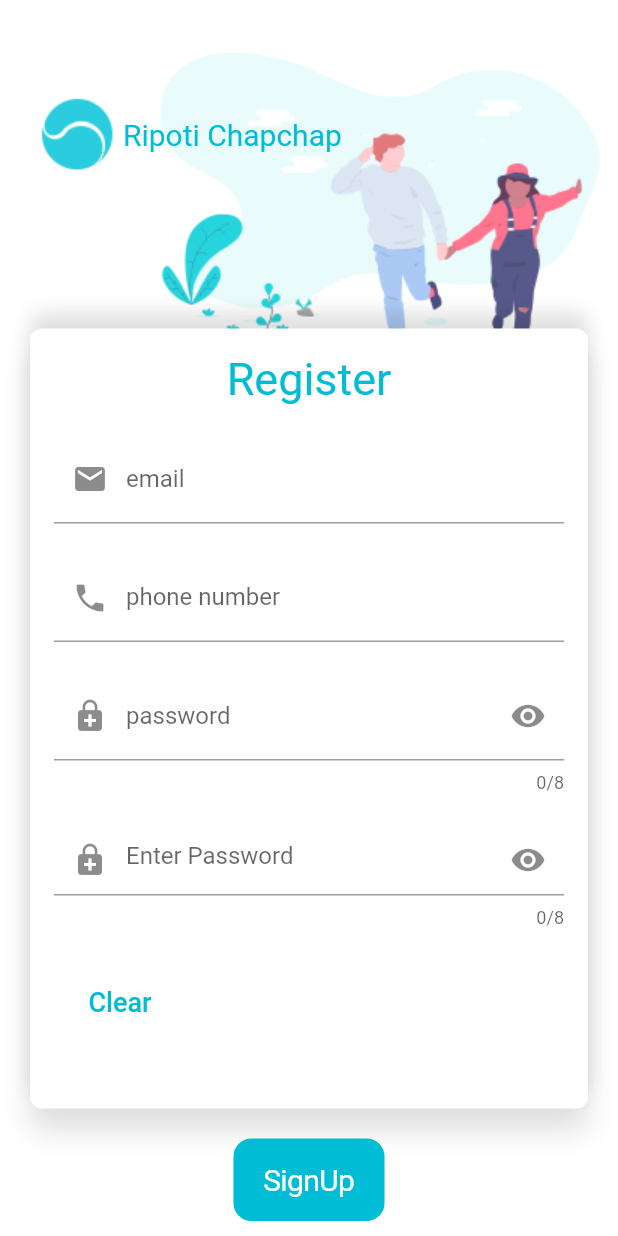
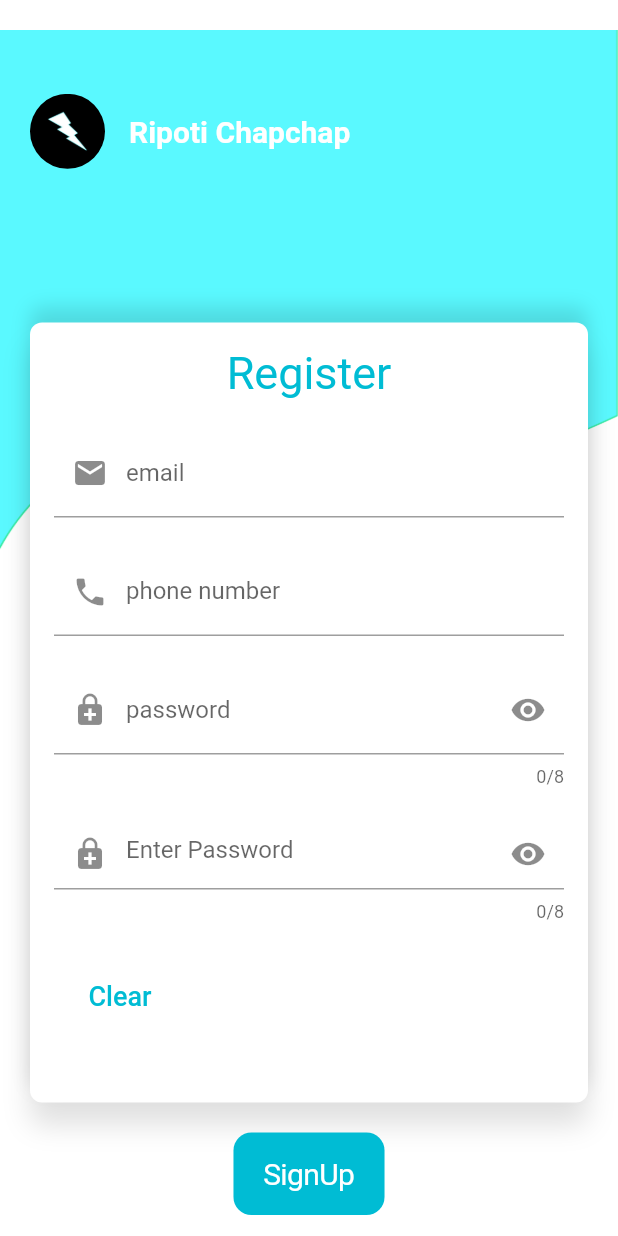
Before and after one commit to david788/disaster, a Flutter app: the screen it shows after launch, after a tap on "Dont have an account.? Sign Up...", on a phone screen of 412 x 824 dp. Run offline on Flutter 3.47's test engine with Material 2 defaults, Android fonts, the phone set to English and light mode, and no system bars; our stand-ins replace cloud_firestore, curved_navigation_bar, firebase_auth, firebase_messaging, firebase_storage, fluttertoast and 4 more; missing offline and left inert: geoflutterfire; accounts and stored records are empty.

Commit message:
login page design

```diff
--- a/lib/Login.dart
+++ b/lib/Login.dart
@@ -64,7 +64,6 @@ class _LoginPageState extends State<LoginPage> {
   Future<void> loginUser(var email, var password) async {
     toggleLoading();
     try {
-
       await userVerification();
       var user = await FirebaseAuth.instance.currentUser();
       if (_isUserVerified == true) {
@@ -157,13 +156,6 @@ class _LoginPageState extends State<LoginPage> {
         ),
       );
 
-// the automated checking of whether the email is verified
-
-  @override
-  void initState() {
-    super.initState();
-  }
-
 //the function to send email verification after its invoked by the dialog
   // Future<void> sendEmailVerification(String email) async {
   //   final FirebaseAuth _firebaseAuth = FirebaseAuth.instance;
@@ -211,11 +203,18 @@ class _LoginPageState extends State<LoginPage> {
                   children: <Widget>[
                     Padding(
                       padding: const EdgeInsets.only(top: 20),
-                      child: Image.asset("images/image_01.png"),
+                      child: Container(
+                        height: 315,
+                        decoration: BoxDecoration(
+                          image: DecorationImage(
+                              image: AssetImage("images/background1.png"),
+                              fit: BoxFit.fill),
+                        ),
+                      ),
                     ),
-                    Expanded(
-                      child: Container(),
-                    ),
+                    // Expanded(
+                    //   child: Container(),
+                    // ),
 
                     //this part gave me an error that gave me headache...
                     // interfering with the container class only to find i pasted the image asset in that class,, weee...
@@ -230,12 +229,21 @@ class _LoginPageState extends State<LoginPage> {
                       children: <Widget>[
                         Row(
                           children: <Widget>[
-                            Image.asset("images/logo.png"),
-                            Text(
-                              'Ripoti Chapchap',
-                              style: TextStyle(
-                                  fontSize: 20,
-                                  color: Theme.of(context).primaryColor),
+                            CircleAvatar(
+                              backgroundColor: Colors.transparent,
+                              backgroundImage:
+                                  AssetImage('images/chaplogo.jpg'),
+                              radius: 25,
+                            ),
+                            Padding(
+                              padding: const EdgeInsets.all(16.0),
+                              child: Text(
+                                'Ripoti Chapchap',
+                                style: TextStyle(
+                                    fontSize: 20,
+                                    color: Colors.white,
+                                    fontWeight: FontWeight.bold),
+                              ),
                             ),
                           ],
                         ),
@@ -246,7 +254,7 @@ class _LoginPageState extends State<LoginPage> {
                           key: formKey,
                           child: Container(
                             width: double.infinity,
-                            height: 410,
+                            height: 380,
                             decoration: BoxDecoration(
                               color: Colors.white,
                               borderRadius: BorderRadius.circular(8),
--- a/lib/MappingPage.dart
+++ b/lib/MappingPage.dart
@@ -87,7 +87,7 @@ class _MappingPageState extends State<MappingPage> {
             mainAxisAlignment: MainAxisAlignment.center,
             children: <Widget>[
               CircleAvatar(
-                backgroundColor: Colors.white,
+                backgroundColor: Colors.transparent,
                 radius: 125,
                 backgroundImage: AssetImage("images/dstech.png"),
               ),
--- a/lib/RegisterPage.dart
+++ b/lib/RegisterPage.dart
@@ -1,6 +1,7 @@
 //firebase
 import 'package:cloud_firestore/cloud_firestore.dart';
 import 'package:firebase_auth/firebase_auth.dart';
+import 'package:firebase_messaging/firebase_messaging.dart';
 //flutter
 import 'dart:async';
 import 'package:flutter/cupertino.dart';
@@ -9,10 +10,8 @@ import 'package:fluttertoast/fluttertoast.dart';
 //pages
 import 'package:chap/Login.dart';
 
-
 //logic part
 class RegisterPage extends StatefulWidget {
-
   @override
   _RegisterPageState createState() => _RegisterPageState();
 }
@@ -57,6 +56,7 @@ class _RegisterPageState extends State<RegisterPage> {
 //signUpUser function for registering new users to the app
 // and store their details to firestore
 //and send them email verification code
+//and save the user's device token to firestore
   Future signUpUser() async {
     toggleLoading();
     try {
@@ -86,8 +86,8 @@ class _RegisterPageState extends State<RegisterPage> {
       });
       await sendEmailVerification(email.text);
       print("code sent");
+      await _saveDeviceToken();
       toggleLoading();
-      createAlertDialog(context);
     } catch (e) {
       toggleLoading();
       print(e.toString());
@@ -126,6 +126,30 @@ class _RegisterPageState extends State<RegisterPage> {
         });
   }
 
+  //save users device token to firestore
+  final FirebaseMessaging _fcm = FirebaseMessaging();
+
+  _saveDeviceToken() async {
+    // Get the current user
+    var user = await FirebaseAuth.instance.currentUser();
+
+    // Get the token for this device
+    String fcmToken = await _fcm.getToken();
+    print(fcmToken);
+
+    if (fcmToken != null) {
+      await Firestore.instance
+          .collection('userstokens')
+          .document(user.uid)
+          .setData({
+        'devtoken': fcmToken,
+        'email': email.text,
+      }).whenComplete(() {
+        print("devtoken saved successfully");
+      });
+    }
+  }
+
 //ui part
   @override
   Widget build(BuildContext context) {
@@ -141,7 +165,14 @@ class _RegisterPageState extends State<RegisterPage> {
                     children: <Widget>[
                       Padding(
                         padding: const EdgeInsets.only(top: 20),
-                        child: Image.asset("images/image_01.png"),
+                        child: Container(
+                          height: 350,
+                          decoration: BoxDecoration(
+                            image: DecorationImage(
+                                image: AssetImage("images/background1.png"),
+                                fit: BoxFit.fill),
+                          ),
+                        ),
                       ),
                       Expanded(
                         child: Container(),
@@ -156,12 +187,21 @@ class _RegisterPageState extends State<RegisterPage> {
                         children: <Widget>[
                           Row(
                             children: <Widget>[
-                              Image.asset("images/logo.png"),
-                              Text(
-                                'Ripoti Chapchap',
-                                style: TextStyle(
-                                    fontSize: 20,
-                                    color: Theme.of(context).primaryColor),
+                              CircleAvatar(
+                                backgroundColor: Colors.transparent,
+                                backgroundImage:
+                                    AssetImage('images/chaplogo.jpg'),
+                                radius: 25,
+                              ),
+                              Padding(
+                                padding: const EdgeInsets.all(16.0),
+                                child: Text(
+                                  'Ripoti Chapchap',
+                                  style: TextStyle(
+                                      fontSize: 20,
+                                      color: Colors.white,
+                                      fontWeight: FontWeight.bold),
+                                ),
                               ),
                             ],
                           ),
--- a/lib/main.dart
+++ b/lib/main.dart
@@ -12,6 +12,7 @@ Future<void> main() async {
   runApp(MaterialApp(
     debugShowCheckedModeBanner: false,
     home: email == null ? LoginPage() : MappingPage(),
+    // home: LoginPage(),
     theme: ThemeData(primaryColor: Colors.cyan, primarySwatch: Colors.cyan),
   ));
 }
--- a/pubspec.yaml
+++ b/pubspec.yaml
@@ -47,6 +47,9 @@ dependencies:
   font_awesome_flutter: ^8.7.0
   carousel_pro:
   provider:
+
+  network_to_file_image: ^2.2.8
+  image_fade: ^0.2.1
 
 
 
```
Also changed, not shown: lib/Admin/ReportedDisasters.dart (+41 -7 lines), images/background1.png (added), images/chaplogo.jpg (added), images/dstech.png, pubspec.lock, 6 other files.
